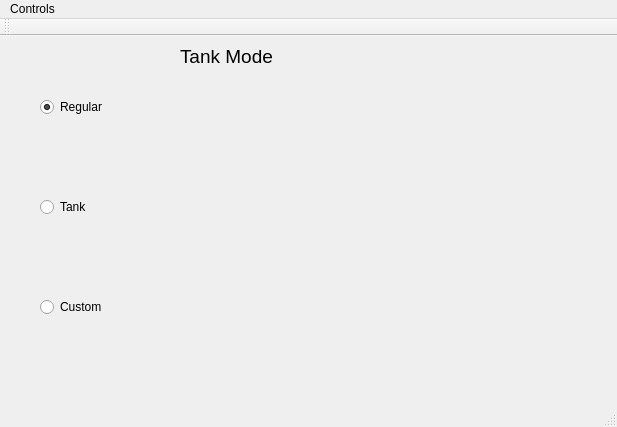
Before: the Qt Designer form control_GUI/mainwindow.ui in cal-roboops/F2017_Decal, drawn with Qt 5.
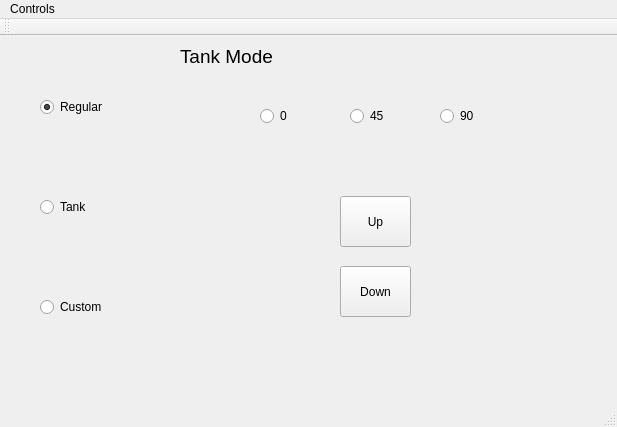
After: the same form once the commit is applied. The open tabs and pages were chosen to show the change.

Commit message: tank page

What changed in the file:
```diff
--- a/control_GUI/mainwindow.ui
+++ b/control_GUI/mainwindow.ui
@@ -165,6 +165,71 @@
        <string>Tank Mode</string>
       </property>
      </widget>
+     <widget class="QRadioButton" name="radio45">
+      <property name="geometry">
+       <rect>
+        <x>180</x>
+        <y>70</y>
+        <width>41</width>
+        <height>20</height>
+       </rect>
+      </property>
+      <property name="text">
+       <string>45</string>
+      </property>
+     </widget>
+     <widget class="QRadioButton" name="radio90">
+      <property name="geometry">
+       <rect>
+        <x>270</x>
+        <y>70</y>
+        <width>41</width>
+        <height>20</height>
+       </rect>
+      </property>
+      <property name="text">
+       <string>90</string>
+      </property>
+     </widget>
+     <widget class="QRadioButton" name="radio0">
+      <property name="geometry">
+       <rect>
+        <x>90</x>
+        <y>70</y>
+        <width>41</width>
+        <height>20</height>
+       </rect>
+      </property>
+      <property name="text">
+       <string>0</string>
+      </property>
+     </widget>
+     <widget class="QPushButton" name="tank_down">
+      <property name="geometry">
+       <rect>
+        <x>170</x>
+        <y>230</y>
+        <width>71</width>
+        <height>51</height>
+       </rect>
+      </property>
+      <property name="text">
+       <string>Down</string>
+      </property>
+     </widget>
+     <widget class="QPushButton" name="tank_up">
+      <property name="geometry">
+       <rect>
+        <x>170</x>
+        <y>160</y>
+        <width>71</width>
+        <height>51</height>
+       </rect>
+      </property>
+      <property name="text">
+       <string>Up</string>
+      </property>
+     </widget>
     </widget>
     <widget class="QWidget" name="custom">
      <widget class="QLabel" name="label_3">
```
The commit also changes 41 other files.
